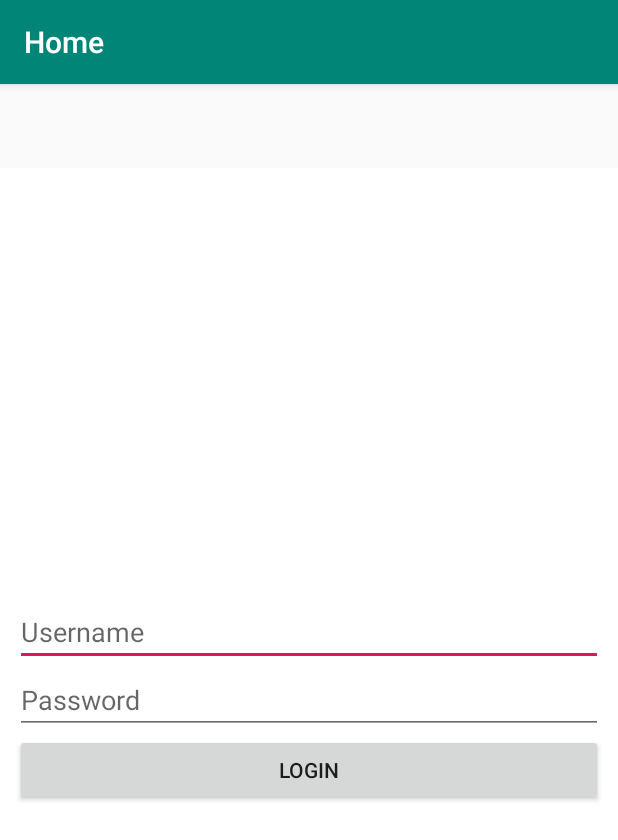
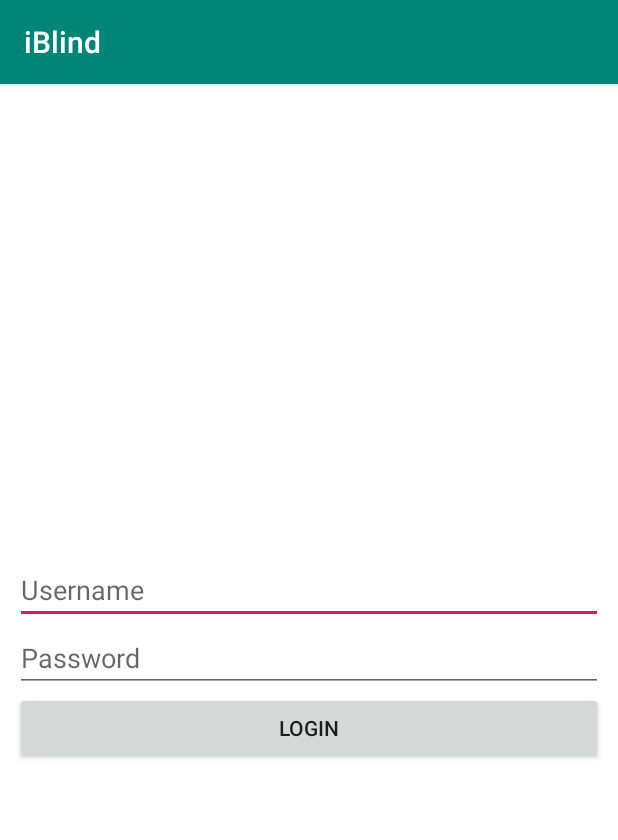
Before and after one commit to skiedflakes/iBlind, an Android app: the screen it shows after launch (MainActivity before the commit, Login after it), after a tap on "LOGIN", on a phone screen of 412 x 824 dp. Shown: the top 840 px of the screen. Run offline under Robolectric (Android 15) with nearby library versions, the phone set to English and light mode, and no system bars; our stand-ins replace Volley.

Commit message:
jr gwapo

```diff
--- a/app/src/main/AndroidManifest.xml
+++ b/app/src/main/AndroidManifest.xml
@@ -1,8 +1,9 @@
 <?xml version="1.0" encoding="utf-8"?>
 <manifest xmlns:android="http://schemas.android.com/apk/res/android"
     package="skiedflakes.iBlind">
-
+    <uses-permission android:name="android.permission.INTERNET" />
     <application
+        android:name=".AppController"
         android:allowBackup="true"
         android:icon="@mipmap/ic_launcher"
         android:label="@string/app_name"
@@ -10,7 +11,10 @@
         android:supportsRtl="true"
         android:theme="@style/AppTheme">
         <activity
-            android:name=".MainActivity"
+            android:name=".ui.Login.Login"
+            android:configChanges="orientation|keyboardHidden|screenSize"
+
+            android:theme="@style/FullscreenTheme"
             android:label="@string/app_name">
             <intent-filter>
                 <action android:name="android.intent.action.MAIN" />
@@ -18,6 +22,9 @@
                 <category android:name="android.intent.category.LAUNCHER" />
             </intent-filter>
         </activity>
+        <activity
+            android:name=".MainActivity"
+            android:label="@string/app_name"></activity>
     </application>
 
 </manifest>
--- a/app/src/main/java/skiedflakes/iBlind/MainActivity.java
+++ b/app/src/main/java/skiedflakes/iBlind/MainActivity.java
@@ -12,7 +12,6 @@ import androidx.navigation.Navigation;
 import androidx.navigation.ui.AppBarConfiguration;
 import androidx.navigation.ui.NavigationUI;
 
-import skiedflakes.iBlind.ui.Login.Login;
 
 public class MainActivity extends AppCompatActivity {
     BottomNavigationView navView;
@@ -20,8 +19,6 @@ public class MainActivity extends AppCompatActivity {
     protected void onCreate(Bundle savedInstanceState) {
         super.onCreate(savedInstanceState);
         setContentView(R.layout.activity_main);
-
-
 
         navView = findViewById(R.id.nav_view);
         // Passing each menu ID as a set of Ids because each
@@ -34,18 +31,32 @@ public class MainActivity extends AppCompatActivity {
         NavigationUI.setupActionBarWithNavController(this, navController, appBarConfiguration);
         NavigationUI.setupWithNavController(navView, navController);
 
-
-        Login login = new Login();
-        FragmentTransaction fragmentTransaction = getSupportFragmentManager().beginTransaction();
-        fragmentTransaction.addToBackStack(null);
-        fragmentTransaction.replace(R.id.container, login);
-        fragmentTransaction.commit();
-        navView.setVisibility(View.GONE);
+//        Login login = new Login();
+//        FragmentTransaction fragmentTransaction = getSupportFragmentManager().beginTransaction();
+//        fragmentTransaction.addToBackStack(null);
+//        fragmentTransaction.replace(R.id.container, login);
+//        fragmentTransaction.commit();
     }
 
-    public void nav_view(){
 
-        navView.setVisibility(View.GONE);
+    public void init_menu(){
+
     }
 
+
+
+
+
+
+
+
+
+
+
+
+
+
+
+
+
 }
--- a/app/src/main/java/skiedflakes/iBlind/ui/Login/Login.java
+++ b/app/src/main/java/skiedflakes/iBlind/ui/Login/Login.java
@@ -1,14 +1,12 @@
 package skiedflakes.iBlind.ui.Login;
 
-import android.content.Context;
-import android.net.Uri;
+import androidx.appcompat.app.AppCompatActivity;
+
+import android.app.ActivityOptions;
+import android.content.Intent;
 import android.os.Bundle;
-
-import androidx.fragment.app.Fragment;
-
-import android.view.LayoutInflater;
+import android.util.Log;
 import android.view.View;
-import android.view.ViewGroup;
 import android.widget.Button;
 import android.widget.EditText;
 import android.widget.Toast;
@@ -23,49 +21,65 @@ import java.util.HashMap;
 import java.util.Map;
 
 import skiedflakes.iBlind.AppController;
+import skiedflakes.iBlind.MainActivity;
 import skiedflakes.iBlind.R;
 
-
-public class Login extends Fragment {
+public class Login extends AppCompatActivity {
     Button btn_login;
     EditText et_username,et_password;
-    String username,password;
+
     @Override
-    public View onCreateView(LayoutInflater inflater, ViewGroup container,
-                             Bundle savedInstanceState) {
-        // Inflate the layout for this fragment
-        View view = inflater.inflate(R.layout.login, container, false);
-        et_username = view.findViewById(R.id.et_username);
-        et_password = view.findViewById(R.id.et_password);
-        btn_login = view.findViewById(R.id.btn_login);
+    protected void onCreate(Bundle savedInstanceState) {
+        super.onCreate(savedInstanceState);
+        setContentView(R.layout.activity_login);
+
+        btn_login = findViewById(R.id.btn_login);
+        et_password = findViewById(R.id.et_password);
+        et_username = findViewById(R.id.et_username);
 
         btn_login.setOnClickListener(new View.OnClickListener() {
             @Override
             public void onClick(View view) {
-                login();
+
+                String username = et_username.getText().toString();
+                String password = et_password.getText().toString();
+
+
+                if(username.equals("")||password.equals("")){
+                    Toast.makeText(Login.this, "Please fill up required fields.", Toast.LENGTH_SHORT).show();
+                }else{
+                    get_events(username,password);
+                }
+
             }
         });
-        return view;
     }
 
-
-    private void login() {
-        username= et_username.getText().toString();
-        password= et_password.getText().toString();
-        if(username.equals("")||password.equals("")){
-            Toast.makeText(getContext(), "Please fill-up required fields", Toast.LENGTH_SHORT).show();
-        }else{
-            String URL = "events/get_all_events4.php";
+    private void get_events(final String username,final String password) {
+        String URL = getString(R.string.URL)+"login.php";
         StringRequest stringRequest = new StringRequest(Request.Method.POST, URL, new Response.Listener<String>() {
             @Override
             public void onResponse(String response) {
+                Log.e("test",response);
+                if(response.equals("1")){
 
+                    Intent myIntent = new Intent(Login.this, MainActivity.class);
+
+                    ActivityOptions options =
+                            ActivityOptions.makeCustomAnimation(Login.this, R.anim.slide_in, R.anim.slide_out);
+                    myIntent.setFlags(Intent.FLAG_ACTIVITY_CLEAR_TOP);
+                    Login.this.startActivity(myIntent, options.toBundle());
+                    finish();
+
+                }else{
+                    Toast.makeText(Login.this, "Invalid User", Toast.LENGTH_SHORT).show();
+                }
             }
         }, new Response.ErrorListener() {
             @Override
             public void onErrorResponse(VolleyError error) {
                 try {
-
+                    Toast.makeText(Login.this, "Error! Something went wrong.", Toast.LENGTH_SHORT).show();
                 }catch (Exception e){}
             }
         }){
@@ -82,4 +96,3 @@ public class Login extends Fragment {
     }
 
 }
-}
--- /dev/null
+++ b/app/src/main/res/anim/slide_in.xml
@@ -0,0 +1,6 @@
+<?xml version="1.0" encoding="utf-8"?>
+<translate
+    xmlns:android="http://schemas.android.com/apk/res/android"
+    android:duration="@android:integer/config_longAnimTime"
+    android:fromXDelta="100%p"
+    android:toXDelta="0%p"/>
--- /dev/null
+++ b/app/src/main/res/anim/slide_out.xml
@@ -0,0 +1,6 @@
+<?xml version="1.0" encoding="utf-8"?>
+<translate
+    xmlns:android="http://schemas.android.com/apk/res/android"
+    android:duration="@android:integer/config_longAnimTime"
+    android:fromXDelta="0%p"
+    android:toXDelta="-100%p"/>
--- /dev/null
+++ b/app/src/main/res/layout/activity_login.xml
@@ -0,0 +1,39 @@
+<?xml version="1.0" encoding="utf-8"?>
+<androidx.constraintlayout.widget.ConstraintLayout xmlns:android="http://schemas.android.com/apk/res/android"
+    xmlns:app="http://schemas.android.com/apk/res-auto"
+    xmlns:tools="http://schemas.android.com/tools"
+    android:layout_width="match_parent"
+    android:layout_height="match_parent"
+    tools:context=".ui.Login.Login">
+    <LinearLayout
+        android:layout_width="match_parent"
+        android:layout_height="match_parent"
+        android:orientation="vertical"
+        android:background="#ffff"
+        android:gravity="center"
+        >
+        <LinearLayout
+            android:layout_width="match_parent"
+            android:layout_height="wrap_content"
+            android:orientation="vertical"
+            android:padding="10dp"
+            >
+            <EditText
+                android:id="@+id/et_username"
+                android:layout_width="match_parent"
+                android:layout_height="wrap_content"
+                android:hint="Username"></EditText>
+            <EditText
+                android:id="@+id/et_password"
+                android:layout_width="match_parent"
+                android:layout_height="wrap_content"
+                android:hint="Password"></EditText>
+            <Button
+                android:id="@+id/btn_login"
+                android:layout_width="match_parent"
+                android:layout_height="match_parent"
+                android:text="Login"/>
+        </LinearLayout>
+    </LinearLayout>
+
+</androidx.constraintlayout.widget.ConstraintLayout>
--- a/app/src/main/res/layout/login.xml
+++ /dev/null
@@ -1,34 +0,0 @@
-<?xml version="1.0" encoding="utf-8"?>
-<LinearLayout xmlns:android="http://schemas.android.com/apk/res/android"
-    xmlns:tools="http://schemas.android.com/tools"
-    android:layout_width="match_parent"
-    android:layout_height="match_parent"
-    tools:context=".ui.Login.Login"
-    android:orientation="vertical"
-    android:gravity="center"
-    android:background="#ffff">
-
-    <!-- TODO: Update blank fragment layout -->
-  <LinearLayout
-      android:layout_width="match_parent"
-      android:layout_height="wrap_content"
-      android:orientation="vertical"
-      android:padding="10dp">
-      <EditText
-          android:id="@+id/et_username"
-          android:layout_width="match_parent"
-          android:layout_height="match_parent"
-          android:hint="Username"/>
-      <EditText
-          android:id="@+id/et_password"
-          android:layout_width="match_parent"
-          android:layout_height="match_parent"
-          android:hint="Password"/>
-      <Button
-          android:id="@+id/btn_login"
-          android:layout_width="match_parent"
-          android:layout_height="match_parent"
-          android:text="Login"></Button>
-  </LinearLayout>
-
-</LinearLayout>
--- /dev/null
+++ b/app/src/main/res/values/attrs.xml
@@ -0,0 +1,12 @@
+<resources>
+
+    <!-- Declare custom theme attributes that allow changing which styles are
+         used for button bars depending on the API level.
+         ?android:attr/buttonBarStyle is new as of API 11 so this is
+         necessary to support previous API levels. -->
+    <declare-styleable name="ButtonBarContainerTheme">
+        <attr name="metaButtonBarStyle" format="reference" />
+        <attr name="metaButtonBarButtonStyle" format="reference" />
+    </declare-styleable>
+
+</resources>
--- a/app/src/main/res/values/colors.xml
+++ b/app/src/main/res/values/colors.xml
@@ -3,4 +3,6 @@
     <color name="colorPrimary">#008577</color>
     <color name="colorPrimaryDark">#00574B</color>
     <color name="colorAccent">#D81B60</color>
+
+    <color name="black_overlay">#66000000</color>
 </resources>
--- a/app/src/main/res/values/strings.xml
+++ b/app/src/main/res/values/strings.xml
@@ -6,4 +6,10 @@
 
     <!-- TODO: Remove or change this placeholder text -->
     <string name="hello_blank_fragment">Hello blank fragment</string>
+
+    <string name="title_activity_login">Login</string>
+    <string name="dummy_button">Dummy Button</string>
+    <string name="dummy_content">DUMMY\nCONTENT</string>
+    <string name="URL" translatable="false">http://projects.skiedflakes.site/iBlind/</string>
+
 </resources>
--- a/app/src/main/res/values/styles.xml
+++ b/app/src/main/res/values/styles.xml
@@ -8,4 +8,16 @@
         <item name="colorAccent">@color/colorAccent</item>
     </style>
 
+    <style name="FullscreenTheme" parent="AppTheme">
+        <item name="android:actionBarStyle">@style/FullscreenActionBarStyle</item>
+        <item name="android:windowActionBarOverlay">true</item>
+        <item name="android:windowBackground">@null</item>
+        <item name="metaButtonBarStyle">?android:attr/buttonBarStyle</item>
+        <item name="metaButtonBarButtonStyle">?android:attr/buttonBarButtonStyle</item>
+    </style>
+
+    <style name="FullscreenActionBarStyle" parent="Widget.AppCompat.ActionBar">
+        <item name="android:background">@color/black_overlay</item>
+    </style>
+
 </resources>
```
Lines whose indentation alone changed are shown as unchanged.
